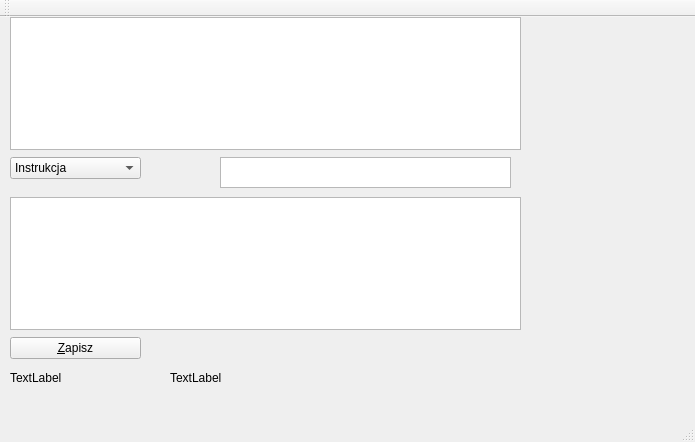
Nieminimalnofazowi/projektKlawiatura, file mainwindow.ui: the form before one commit.
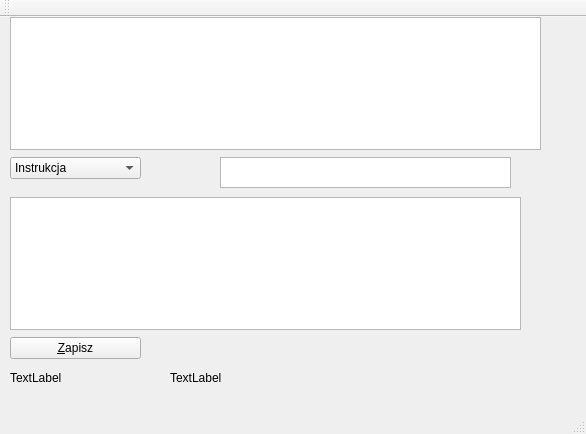
The form after the commit.

Patch:
```diff
--- a/mainwindow.ui
+++ b/mainwindow.ui
@@ -6,10 +6,15 @@
    <rect>
     <x>0</x>
     <y>0</y>
-    <width>695</width>
-    <height>442</height>
+    <width>586</width>
+    <height>434</height>
    </rect>
   </property>
+  <property name="font">
+   <font>
+    <pointsize>9</pointsize>
+   </font>
+  </property>
   <property name="windowTitle">
    <string>Dynamika pisania</string>
   </property>
@@ -58,16 +63,28 @@
      <rect>
       <x>10</x>
       <y>0</y>
-      <width>511</width>
+      <width>531</width>
       <height>133</height>
      </rect>
     </property>
+    <property name="font">
+     <font>
+      <pointsize>11</pointsize>
+     </font>
+    </property>
     <property name="autoFillBackground">
      <bool>false</bool>
     </property>
     <property name="readOnly">
      <bool>true</bool>
     </property>
+    <property name="html">
+     <string>&lt;!DOCTYPE HTML PUBLIC &quot;-//W3C//DTD HTML 4.0//EN&quot; &quot;http://www.w3.org/TR/REC-html40/strict.dtd&quot;&gt;
+&lt;html&gt;&lt;head&gt;&lt;meta name=&quot;qrichtext&quot; content=&quot;1&quot; /&gt;&lt;style type=&quot;text/css&quot;&gt;
+p, li { white-space: pre-wrap; }
+&lt;/style&gt;&lt;/head&gt;&lt;body style=&quot; font-family:'Sans Serif'; font-size:11pt; font-weight:400; font-style:normal;&quot;&gt;
+&lt;p style=&quot;-qt-paragraph-type:empty; margin-top:0px; margin-bottom:0px; margin-left:0px; margin-right:0px; -qt-block-indent:0; text-indent:0px; font-size:9pt;&quot;&gt;&lt;br /&gt;&lt;/p&gt;&lt;/body&gt;&lt;/html&gt;</string>
+    </property>
     <property name="placeholderText">
      <string/>
     </property>
```
Left out of the diff: 9 changed lines with no effect on the pictures.
